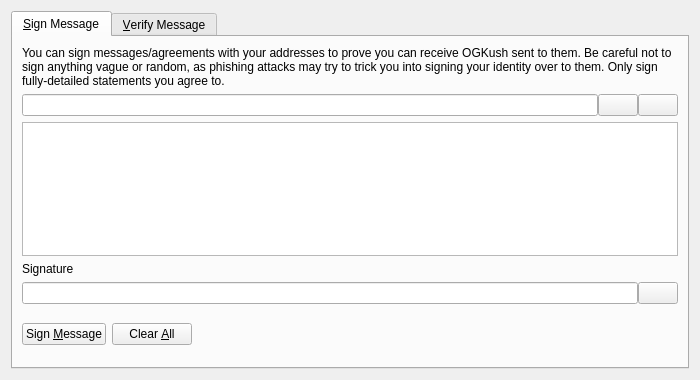
First picture: the form in src/qt/forms/signverifymessagedialog.ui, repository minblock/ogkushcoin, before the edit.
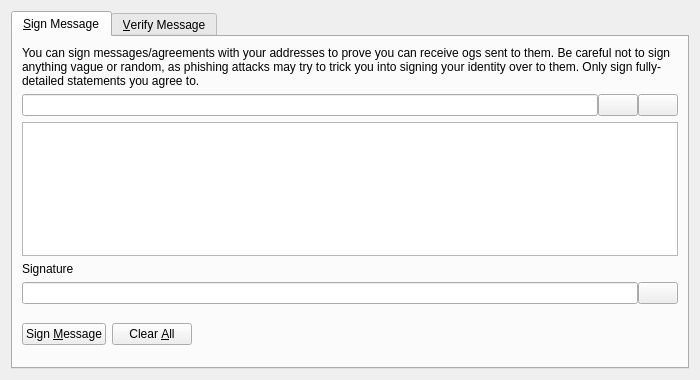
Second picture: the form after the edit. Icons and pictures are not drawn. Custom widgets are drawn as their Qt base class.

What changed in the file:
```diff
--- a/src/qt/forms/signverifymessagedialog.ui
+++ b/src/qt/forms/signverifymessagedialog.ui
@@ -30,7 +30,7 @@
        <item>
         <widget class="QLabel" name="infoLabel_SM">
          <property name="text">
-          <string>You can sign messages/agreements with your addresses to prove you can receive OGKush sent to them. Be careful not to sign anything vague or random, as phishing attacks may try to trick you into signing your identity over to them. Only sign fully-detailed statements you agree to.</string>
+          <string>You can sign messages/agreements with your addresses to prove you can receive ogs sent to them. Be careful not to sign anything vague or random, as phishing attacks may try to trick you into signing your identity over to them. Only sign fully-detailed statements you agree to.</string>
          </property>
          <property name="textFormat">
           <enum>Qt::PlainText</enum>
```
Left out of the diff: 2 changed lines with no effect on the pictures.
